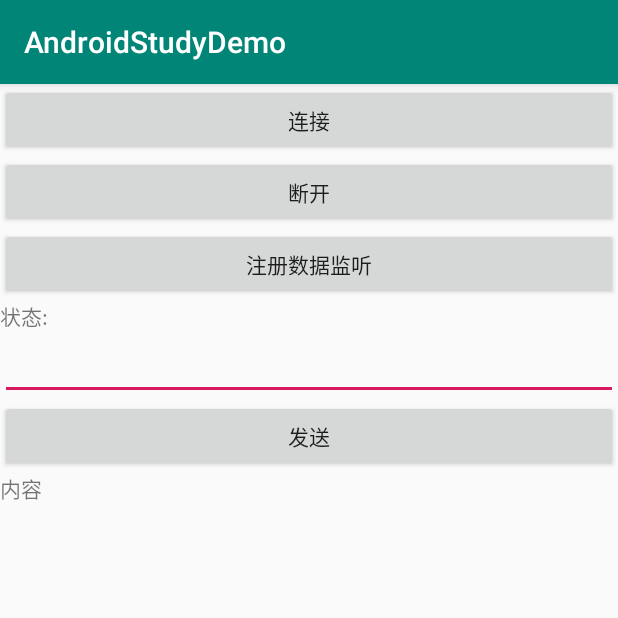
After one commit to LuckyCode1992/android_study_demo, an Android app: the TCPActivity screen opened directly, with no data from a screen before it, on a phone screen of 412 x 824 dp, the top half of it. The commit adds this screen. Run offline under Robolectric (Android 15) with nearby library versions, the phone set to English and light mode, and no system bars.

Commit message:
相机，TCP简单完成

```diff
--- a/app/src/main/java/com/justcode/hxl/androidstudydemo/MainActivity.kt
+++ b/app/src/main/java/com/justcode/hxl/androidstudydemo/MainActivity.kt
@@ -23,6 +23,7 @@ import com.justcode.hxl.androidstudydemo.service.ServiceActivity
 import com.justcode.hxl.androidstudydemo.stackview.Main2Activity
 import com.justcode.hxl.androidstudydemo.surface_view.Main14Activity
 import com.justcode.hxl.androidstudydemo.surface_view.Main15Activity
+import com.justcode.hxl.androidstudydemo.tcp.TCPActivity
 import com.justcode.hxl.androidstudydemo.textview相关.Demo3Activity
 import com.justcode.hxl.androidstudydemo.viewswitcher.Main4Activity
 import com.justcode.hxl.androidstudydemo.动画案例.Main13Activity
@@ -139,6 +140,10 @@ class MainActivity : AppCompatActivity() {
             skip(Camerav2Activity::class.java)
         }
 
+        btn_demo32.setOnClickListener {
+            skip(TCPActivity::class.java)
+        }
+
 
 
         btn_jni.setOnClickListener {
--- a/app/src/main/res/layout/activity_main.xml
+++ b/app/src/main/res/layout/activity_main.xml
@@ -193,6 +193,11 @@
                     android:layout_height="wrap_content"
                     android:id="@+id/btn_demo31"
                     android:text="拍照"/>
+            <Button
+                    android:layout_width="match_parent"
+                    android:layout_height="wrap_content"
+                    android:id="@+id/btn_demo32"
+                    android:text="tcp"/>
 
 
 
--- /dev/null
+++ b/app/src/main/res/layout/activity_tcp.xml
@@ -0,0 +1,47 @@
+<?xml version="1.0" encoding="utf-8"?>
+<LinearLayout
+        xmlns:android="http://schemas.android.com/apk/res/android"
+        xmlns:tools="http://schemas.android.com/tools"
+        xmlns:app="http://schemas.android.com/apk/res-auto"
+        android:layout_width="match_parent"
+        android:layout_height="match_parent"
+        android:orientation="vertical"
+        tools:context=".tcp.TCPActivity">
+    <Button
+            android:id="@+id/btn_connect"
+            android:text="连接"
+            android:layout_width="match_parent"
+            android:layout_height="wrap_content"/>
+    <Button
+            android:id="@+id/btn_disconnect"
+            android:text="断开"
+            android:layout_width="match_parent"
+            android:layout_height="wrap_content"/>
+    <Button
+            android:id="@+id/btn_register"
+            android:text="注册数据监听"
+            android:layout_width="match_parent"
+            android:layout_height="wrap_content"/>
+    <TextView
+            android:id="@+id/tv_status"
+            android:text="状态:"
+            android:layout_width="wrap_content"
+            android:layout_height="wrap_content"/>
+
+    <EditText
+            android:id="@+id/et_input"
+            android:layout_width="match_parent"
+            android:layout_height="wrap_content"/>
+
+    <Button
+            android:id="@+id/btn_send"
+            android:text="发送"
+            android:layout_width="match_parent"
+            android:layout_height="wrap_content"/>
+
+    <TextView
+            android:id="@+id/tv_message"
+            android:text="内容"
+            android:layout_width="match_parent"
+            android:layout_height="wrap_content"/>
+</LinearLayout>
```
Also changed, not shown: app/src/main/AndroidManifest.xml (+9 -1 lines), app/src/main/java/com/justcode/hxl/androidstudydemo/openGL/MyRenderer.kt (added, +137 -0 lines), app/src/main/java/com/justcode/hxl/androidstudydemo/openGL/OpenGlActivity.kt (added, +13 -0 lines), app/src/main/java/com/justcode/hxl/androidstudydemo/tcp/TCPActivity.kt (added, +92 -0 lines), app/src/main/java/com/justcode/hxl/androidstudydemo/多媒体应用/Camerav2Activity.kt (+128 -4 lines), app/src/main/res/layout/activity_open_gl.xml (added, +10 -0 lines).
